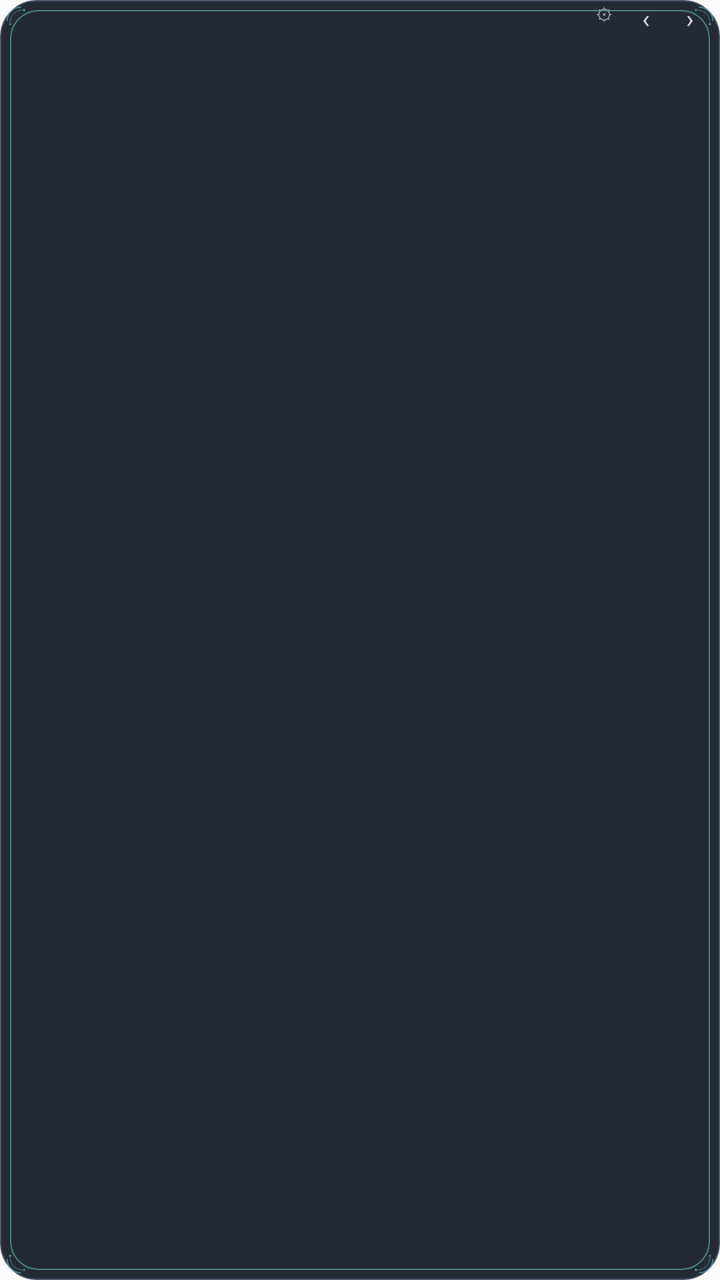
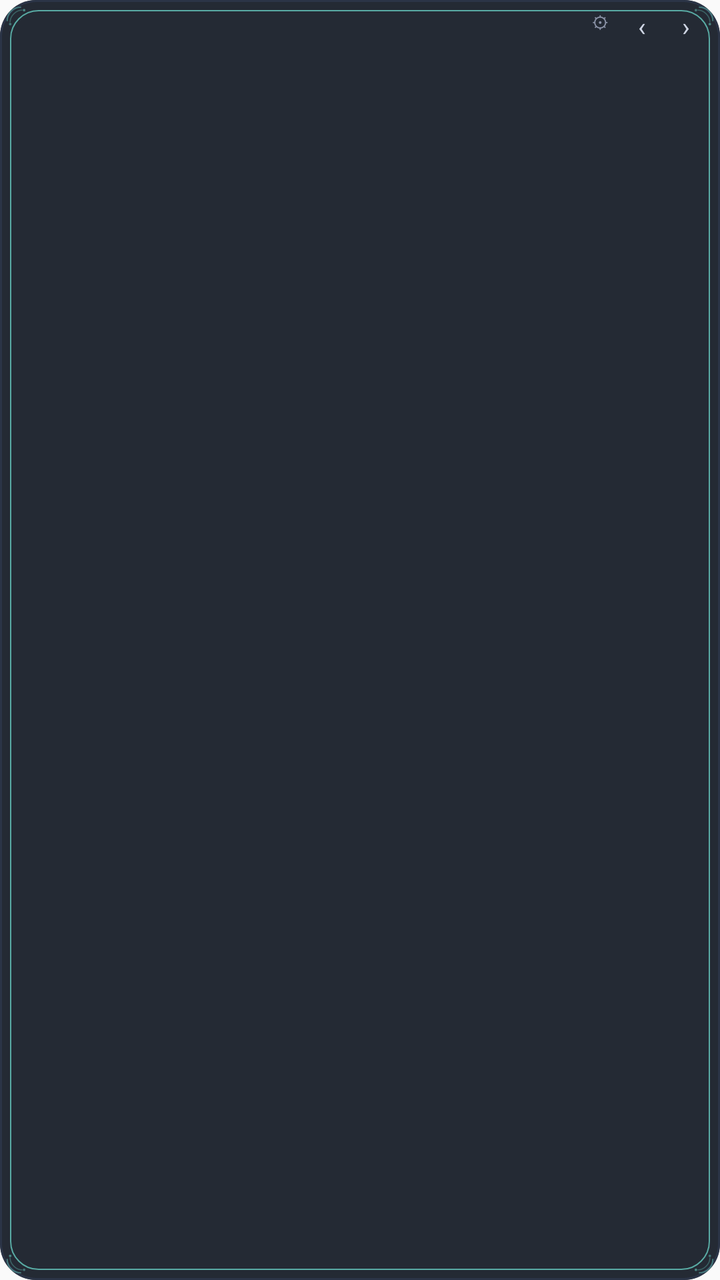

Screens rendered from an Android XML layout before and after an edit, with the pre-edit source and the edit as a unified diff.
<!-- AndroidManifest.xml: application theme Theme.HorizonBrief -->
<!-- res/layout/widget_list_compact.xml -->
<?xml version="1.0" encoding="utf-8"?>
<FrameLayout xmlns:android="http://schemas.android.com/apk/res/android"
    android:id="@+id/w_root"
    android:layout_width="match_parent"
    android:layout_height="match_parent"
    android:background="@drawable/bg_widget_a090">

    <ImageView
        android:layout_width="14dp"
        android:layout_height="14dp"
        android:layout_gravity="top|start"
        android:layout_margin="3dp"
        android:contentDescription="@null"
        android:src="@drawable/ic_corner_curl" />

    <ImageView
        android:layout_width="14dp"
        android:layout_height="14dp"
        android:layout_gravity="top|end"
        android:layout_margin="3dp"
        android:contentDescription="@null"
        android:rotation="90"
        android:src="@drawable/ic_corner_curl" />

    <ImageView
        android:layout_width="14dp"
        android:layout_height="14dp"
        android:layout_gravity="bottom|start"
        android:layout_margin="3dp"
        android:contentDescription="@null"
        android:rotation="270"
        android:src="@drawable/ic_corner_curl" />

    <ImageView
        android:layout_width="14dp"
        android:layout_height="14dp"
        android:layout_gravity="bottom|end"
        android:layout_margin="3dp"
        android:contentDescription="@null"
        android:rotation="180"
        android:src="@drawable/ic_corner_curl" />

    <LinearLayout
        android:layout_width="match_parent"
        android:layout_height="match_parent"
        android:orientation="vertical"
        android:paddingStart="10dp"
        android:paddingEnd="4dp">

        <LinearLayout
            android:layout_width="match_parent"
            android:layout_height="14dp"
            android:gravity="center_vertical"
            android:orientation="horizontal">

            <TextView
                android:id="@+id/w_date"
                android:layout_width="0dp"
                android:layout_height="wrap_content"
                android:layout_weight="1"
                android:ellipsize="end"
                android:maxLines="1"
                android:singleLine="true"
                android:textColor="#8b93a7"
                android:textSize="9.5sp" />

            <TextView
                android:id="@+id/w_page"
                android:layout_width="wrap_content"
                android:layout_height="wrap_content"
                android:textColor="#6f7789"
                android:textSize="8.5sp" />

            <TextView
                android:id="@+id/w_set"
                android:layout_width="20dp"
                android:layout_height="14dp"
                android:gravity="center"
                android:text="⚙"
                android:textColor="#8b93a7"
                android:textSize="8.5sp" />

            <TextView
                android:id="@+id/w_prev"
                android:layout_width="22dp"
                android:layout_height="14dp"
                android:gravity="center"
                android:text="‹"
                android:textColor="#cfd6e4"
                android:textSize="13sp" />

            <TextView
                android:id="@+id/w_next"
                android:layout_width="22dp"
                android:layout_height="14dp"
                android:gravity="center"
                android:text="›"
                android:textColor="#cfd6e4"
                android:textSize="13sp" />
        </LinearLayout>

        <ListView
            android:id="@+id/w_list"
            android:layout_width="match_parent"
            android:layout_height="0dp"
            android:layout_weight="1"
            android:clipToPadding="true"
            android:divider="@null"
            android:dividerHeight="0dp"
            android:listSelector="@android:color/transparent"
            android:paddingEnd="10dp"
            android:paddingBottom="8dp"
            android:scrollbars="none" />

        <TextView
            android:id="@android:id/empty"
            android:layout_width="match_parent"
            android:layout_height="wrap_content"
            android:textColor="#8b93a7"
            android:textSize="11sp"
            android:visibility="gone" />
    </LinearLayout>
</FrameLayout>
<!-- resources referenced by this layout -->
<resources>
  <!-- drawable bg_widget_a090 (drawable) -->
  <?xml version="1.0" encoding="utf-8"?>
  
  <layer-list xmlns:android="http://schemas.android.com/apk/res/android">
      <item>
          <shape android:shape="rectangle">
              <corners android:radius="18dp" />
              <solid android:color="#E60E1520" />
              <stroke android:width="1dp" android:color="#C62C364A" />
          </shape>
      </item>
      <item android:left="5dp" android:top="5dp" android:right="5dp" android:bottom="5dp">
          <shape android:shape="rectangle">
              <corners android:radius="14dp" />
              <solid android:color="#00000000" />
              <stroke android:width="0.7dp" android:color="#7E6FE3D4" />
          </shape>
      </item>
  </layer-list>
  <!-- drawable ic_corner_curl (drawable) -->
  <?xml version="1.0" encoding="utf-8"?>
  
  <vector xmlns:android="http://schemas.android.com/apk/res/android"
      android:width="24dp"
      android:height="24dp"
      android:viewportWidth="24"
      android:viewportHeight="24">
      <path
          android:fillColor="#00000000"
          android:strokeColor="#666FE3D4"
          android:strokeWidth="1.2"
          android:pathData="M1,13 C1,6 6,1 13,1" />
      <path
          android:fillColor="#00000000"
          android:strokeColor="#4D6FE3D4"
          android:strokeWidth="0.9"
          android:pathData="M3.5,14 C3.5,8.5 8.5,3.5 14,3.5" />
      <path
          android:fillColor="#806FE3D4"
          android:pathData="M15.5,3.6 m-1.1,0 a1.1,1.1 0 1,0 2.2,0 a1.1,1.1 0 1,0 -2.2,0" />
      <path
          android:fillColor="#666FE3D4"
          android:pathData="M3.6,15.5 m-1.1,0 a1.1,1.1 0 1,0 2.2,0 a1.1,1.1 0 1,0 -2.2,0" />
  </vector>
  <style name="Theme.HorizonBrief" parent="Theme.AppCompat.DayNight.NoActionBar">
          <item name="android:statusBarColor">#FF2563EB</item>
          <item name="android:windowLightStatusBar">false</item>
          <item name="android:navigationBarColor">#FFF5F7FB</item>
      </style>
</resources>

<!-- the commit's change to res/layout/widget_list_compact.xml (unified diff, before → after) -->
@@ -1,9 +1,16 @@
 <?xml version="1.0" encoding="utf-8"?>
+
 <FrameLayout xmlns:android="http://schemas.android.com/apk/res/android"
     android:id="@+id/w_root"
     android:layout_width="match_parent"
     android:layout_height="match_parent"
     android:background="@drawable/bg_widget_a090">
+
+    <View
+        android:layout_width="match_parent"
+        android:layout_height="match_parent"
+        android:background="@drawable/frame_widget" />
+
 
     <ImageView
         android:layout_width="14dp"
@@ -44,8 +51,9 @@
         android:layout_width="match_parent"
         android:layout_height="match_parent"
         android:orientation="vertical"
-        android:paddingStart="10dp"
-        android:paddingEnd="4dp">
+        android:paddingStart="12dp"
+        android:paddingEnd="6dp"
+        android:paddingTop="4dp">
 
         <LinearLayout
             android:layout_width="match_parent"
<!-- resource entries referenced after the edit -->
@@ -1,21 +1,29 @@
 <!-- resources referenced by this layout -->
 <resources>
   <!-- drawable bg_widget_a090 (drawable) -->
+  <?xml version="1.0" encoding="utf-8"?>
+  
+  <shape xmlns:android="http://schemas.android.com/apk/res/android"
+      android:shape="rectangle">
+      <corners android:radius="18dp" />
+      <solid android:color="#E60E1520" />
+  </shape>
+  <!-- drawable frame_widget (drawable) -->
   <?xml version="1.0" encoding="utf-8"?>
   
   <layer-list xmlns:android="http://schemas.android.com/apk/res/android">
       <item>
           <shape android:shape="rectangle">
               <corners android:radius="18dp" />
-              <solid android:color="#E60E1520" />
-              <stroke android:width="1dp" android:color="#C62C364A" />
+              <solid android:color="#00000000" />
+              <stroke android:width="1dp" android:color="#E62C364A" />
           </shape>
       </item>
       <item android:left="5dp" android:top="5dp" android:right="5dp" android:bottom="5dp">
           <shape android:shape="rectangle">
               <corners android:radius="14dp" />
               <solid android:color="#00000000" />
-              <stroke android:width="0.7dp" android:color="#7E6FE3D4" />
+              <stroke android:width="0.7dp" android:color="#B36FE3D4" />
           </shape>
       </item>
   </layer-list>
